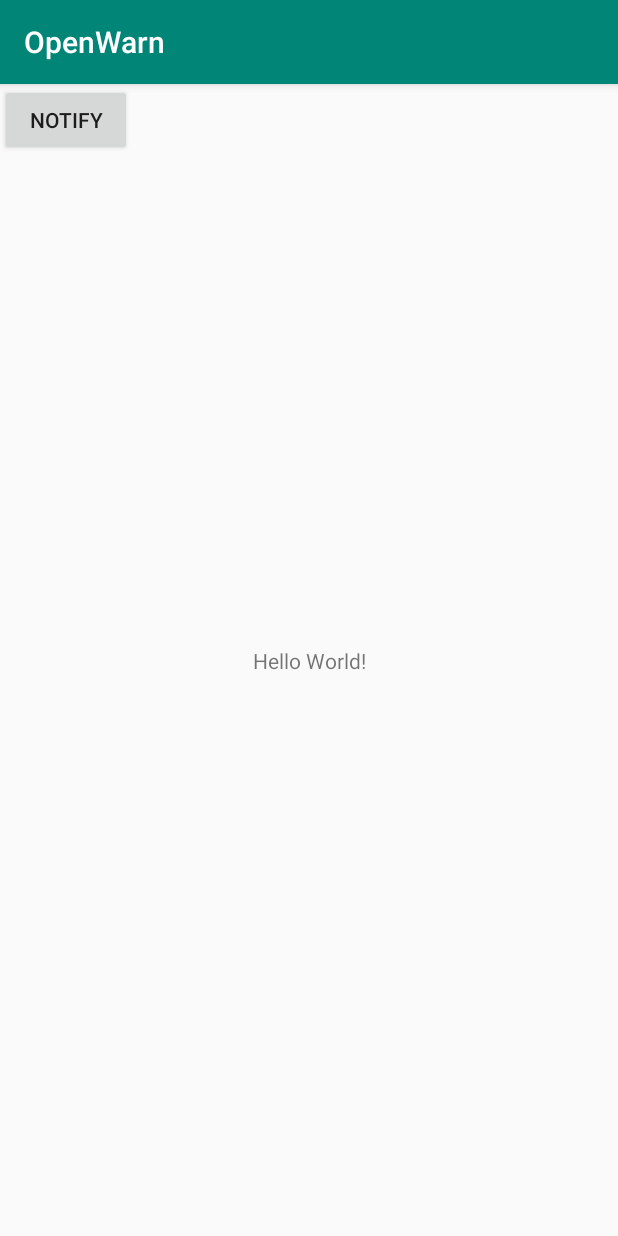
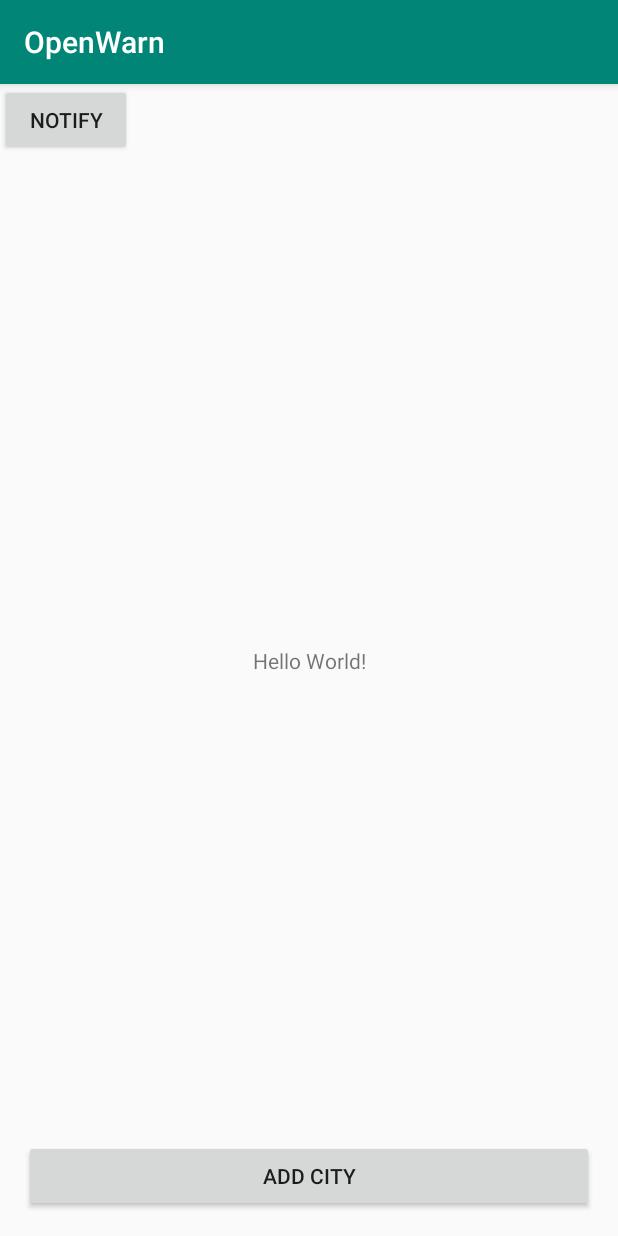
Before and after one commit to CCCAC/OpenWarn-App, an Android app: the screen it shows after launch (MainActivity), on a phone screen of 412 x 824 dp. Run offline under Robolectric (Android 15) with nearby library versions, the phone set to English and light mode, and no system bars.

```diff
--- a/app/src/main/AndroidManifest.xml
+++ b/app/src/main/AndroidManifest.xml
@@ -18,4 +18,6 @@
         </activity>
     </application>
 
+    <uses-permission android:name="android.permission.ACCESS_FINE_LOCATION" />
+
 </manifest>
--- a/app/src/main/java/de/harryr/openwarn/MainActivity.java
+++ b/app/src/main/java/de/harryr/openwarn/MainActivity.java
@@ -6,10 +6,21 @@ import androidx.core.app.NotificationManagerCompat;
 
 import android.app.NotificationChannel;
 import android.app.NotificationManager;
+import android.content.Context;
+import android.location.Address;
+import android.location.Geocoder;
+import android.location.Location;
+import android.location.LocationListener;
+import android.location.LocationManager;
 import android.os.Build;
 import android.os.Bundle;
+import android.util.Log;
 import android.view.View;
 import android.widget.Button;
+import android.widget.Toast;
+
+import java.util.List;
+import java.util.Locale;
 
 
 public class MainActivity extends AppCompatActivity {
@@ -20,6 +31,27 @@ public class MainActivity extends AppCompatActivity {
         setContentView(R.layout.activity_main);
         createNotificationChannel();
 
+        Log.v("MAIN", "before");
+        LocationManager locationManager =
+                (LocationManager) getSystemService(Context.LOCATION_SERVICE);
+
+
+
+        LocationListener locListener = new MyLocListener(this);
+        try {
+            Location location = locationManager.getLastKnownLocation(Context.LOCATION_SERVICE);
+            Toast.makeText(this, location.getLatitude() + " " + location.getLongitude(),
+                    Toast.LENGTH_LONG).show();
+        locationManager.requestLocationUpdates(
+                LocationManager.GPS_PROVIDER, 1000, 1, locListener);
+        } catch(SecurityException e) {
+            // user denied location access
+            Log.v("SecEXC", "AAAAAAAAAAAAAAAAAAAAAAAAAndroid l");
+        } catch (Exception e) {
+            Log.v("EXC", "AAAAAAAAAAAAAAAAAAAAAAAAa");
+            Log.v("AAAAAAAAA", e.toString());
+        }
+        Log.v("MAIN", "after");
         // test notification button
         final Button button = findViewById(R.id.btn_notify);
         button.setOnClickListener(new View.OnClickListener() {
@@ -36,6 +68,27 @@ public class MainActivity extends AppCompatActivity {
 
                 NotificationManagerCompat notificationManager = NotificationManagerCompat.from(getApplicationContext());
                 notificationManager.notify(42, builder.build());
+            }
+        });
+
+        // test notification button
+        final Button btn_add = findViewById(R.id.btn_add);
+        btn_add.setOnClickListener(new View.OnClickListener() {
+            /**
+             * on Click listener for the "add city button"
+             * @param v the current view
+             */
+            public void onClick(View v) {
+
+                /*
+                Geocoder gcd = new Geocoder(context, Locale.getDefault());
+                List<Address> addresses = gcd.getFromLocation(lat, lng, 1);
+                if (addresses.size() > 0) {
+                    System.out.println(addresses.get(0).getLocality());
+                }
+                else {
+                    // do your stuff
+                } */
             }
         });
 
--- /dev/null
+++ b/app/src/main/java/de/harryr/openwarn/MyLocListener.java
@@ -0,0 +1,37 @@
+package de.harryr.openwarn;
+
+import android.content.Context;
+import android.location.Location;
+import android.location.LocationListener;
+import android.os.Bundle;
+import android.util.Log;
+import android.widget.Toast;
+
+public class MyLocListener implements LocationListener {
+    private Context context;
+
+    MyLocListener(Context context) {
+        super();
+        this.context = context.getApplicationContext();
+        Log.v("LOC", "started");
+    }
+
+    @Override
+    public void onLocationChanged(Location loc) {
+        String longitude = "Longitude: " + loc.getLongitude();
+        Log.v("LOC", longitude);
+        String latitude = "Latitude: " + loc.getLatitude();
+        Log.v("LOC", latitude);
+        Toast.makeText(context, latitude + " " + longitude,
+                Toast.LENGTH_LONG).show();
+    }
+
+    @Override
+    public void onProviderDisabled(String provider) {}
+
+    @Override
+    public void onProviderEnabled(String provider) {}
+
+    @Override
+    public void onStatusChanged(String provider, int status, Bundle extras) {}
+}
--- a/app/src/main/res/layout/activity_main.xml
+++ b/app/src/main/res/layout/activity_main.xml
@@ -21,4 +21,16 @@
         android:text="notify"
         android:id="@+id/btn_notify"/>
 
+    <Button
+        android:layout_width="match_parent"
+        android:layout_height="wrap_content"
+        android:text="Add city"
+        android:id="@+id/btn_add"
+        android:layout_gravity="end|bottom"
+        android:layout_margin="16dp"
+        app:layout_constraintBottom_toBottomOf="parent"
+        app:layout_constraintLeft_toLeftOf="parent"
+        app:layout_constraintRight_toRightOf="parent"/>
+
+
 </androidx.constraintlayout.widget.ConstraintLayout>
```
